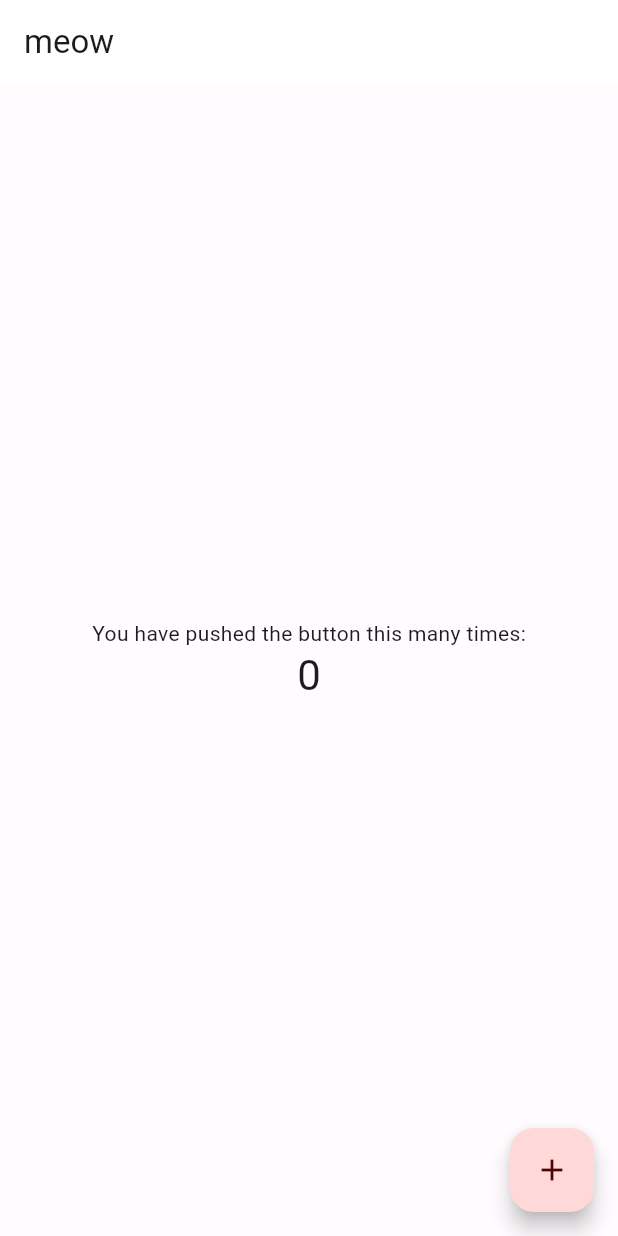
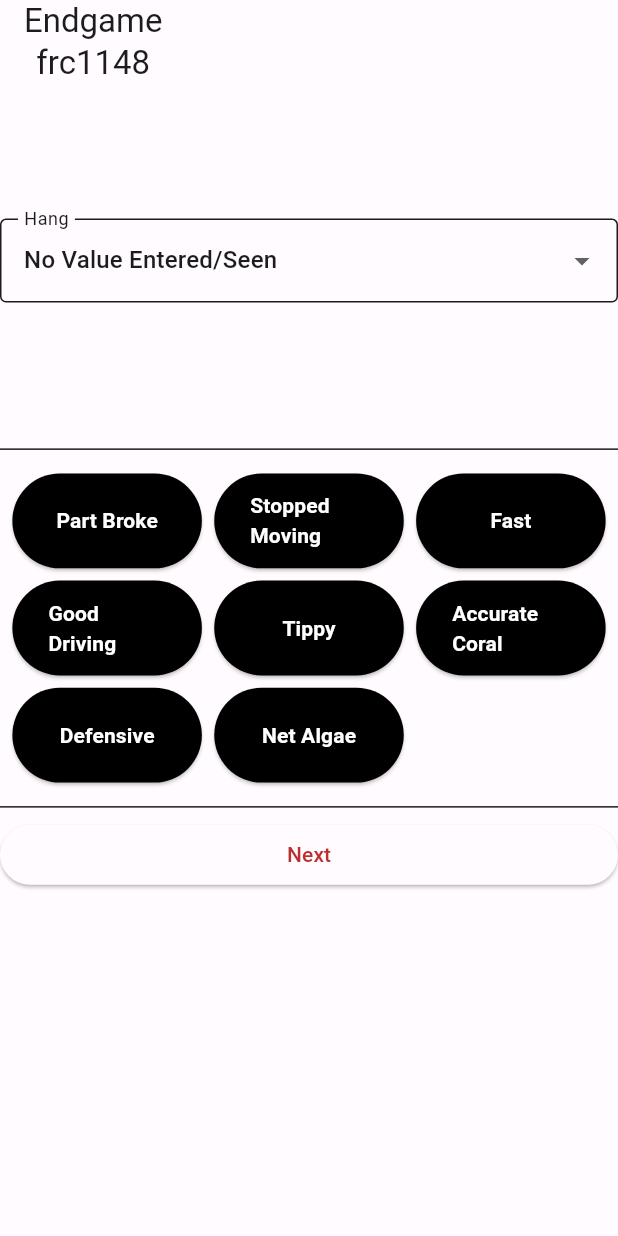
Before and after one commit to Ambitious-Jay/frc-scouting-demo, a Flutter app: the screen it shows after launch, on a phone screen of 412 x 824 dp. Run offline on Flutter 3.47's test engine with Material 3 defaults, Android fonts, the light colour scheme and no system bars.

Commit message:
initalized endgamePage
Has a dropdown menu for endgame status and a gridview of buttons to keep track a preset notes

```diff
--- /dev/null
+++ b/lib/endgame.dart
@@ -0,0 +1,178 @@
+import 'package:flutter/material.dart';
+// import 'entrance.dart';
+// import 'sheets_helper.dart';
+// import 'auto_form.dart' as af;
+// import 'teleop_form.dart' as tf;
+import 'color_scheme.dart';
+
+String Hang = "";
+
+Map<String, bool> presets = <String, bool>{
+  'Part Broke': false,
+  'Stopped Moving': false,
+  'Fast': false,
+  'Good Driving': false,
+  'Tippy': false,
+  'Accurate Coral': false,
+  'Defensive': false,
+  'Net Algae': false
+};
+
+List<String> keys = presets.keys.toList();
+
+class Endgame extends StatefulWidget {
+  const Endgame({super.key, required this.teamName});
+  final String teamName;
+  @override
+  State<Endgame> createState() => _Endgame();
+}
+
+class _Endgame extends State<Endgame> {
+  Future<void> _submitSection() async {
+    try {
+      // print(robotBreak);
+      // final sheet = await SheetsHelper.sheetSetup("App results");
+
+      // final firstRow = [defensive, tippiness, robotBreak, tip];
+      // print(robotBreak);
+      // if (widget.teamName.contains("frc")){
+      //   await sheet!.values.insertRowByKey (widget.teamName, firstRow, fromColumn: 14);
+      // }
+      // else{
+      //   await sheet!.values.insertRowByKey (id, firstRow, fromColumn: 14);
+      // }
+      // //await sheet!.values.insertRowByKey (widget.teamName, firstRow, fromColumn: 13);
+    } catch (e) {
+      print('Error: $e');
+    }
+  }
+
+  String id = "";
+
+  @override
+  Widget build(BuildContext context) {
+    double height = MediaQuery.of(context).size.height;
+    double width = MediaQuery.of(context).size.width;
+    return Scaffold(
+      appBar: AppBar(
+        title: Column(
+          children: [
+            const Text("Endgame"),
+            Text(widget.teamName),
+          ],
+        ),
+      ),
+      body: Center(
+        child: ListView(
+          children: [
+            SizedBox(
+              height: height / 3.5,
+              child: Center(
+                child: DropdownButtonFormField<String>(
+                  value: "No Value Entered/Seen",
+                  onChanged: (String? value) {
+                    Hang = value!;
+                  },
+                  decoration: const InputDecoration(
+                    labelText: 'Hang',
+                    border: OutlineInputBorder(),
+                  ),
+                  items: [
+                    'Deep Cage',
+                    'Shallow Cage',
+                    'Failed Deep Cage',
+                    'Failed Shallow Cage',
+                    'Did Not Try',
+                    "No Value Entered/Seen"
+                  ].map<DropdownMenuItem<String>>((String value) {
+                    return DropdownMenuItem<String>(
+                      value: value,
+                      child: Text(value),
+                    );
+                  }).toList(),
+                ),
+              ),
+            ),
+
+            const Divider(),
+
+            SingleChildScrollView(
+              child: GridView.builder(
+              shrinkWrap: true,
+              padding: EdgeInsets.all(width / 50),
+              gridDelegate: SliverGridDelegateWithFixedCrossAxisCount(
+                crossAxisCount: 3,
+                childAspectRatio: 2.0,
+                crossAxisSpacing: width / 50,
+                mainAxisSpacing: width / 50,
+              ),
+              itemCount: keys.length,
+              itemBuilder: (context, index) {
+                String key = keys[index];
+                bool value = presets[key]!;
+
+                return ElevatedButton(
+                  onPressed: () {
+                    setState(() {
+                      presets[key] = !value;
+                    });
+                  },
+                  style: ButtonStyle(
+                    backgroundColor: WidgetStateProperty.all(
+                      value ? Colors.red : Colors.black,
+                    ),
+                  ),
+                  child: Text(
+                    key,
+                    style: TextStyle(
+                      color: Colors.white,
+                      fontWeight: FontWeight.bold,
+                    ),
+                  ),
+                );
+              },
+            )),
+
+            const Divider(),
+
+            ElevatedButton(
+              onPressed: () async {
+                // await _submitSection();
+                // setState(() {
+                //   Navigator.push(
+                //     context,
+                //     MaterialPageRoute
+                //     (
+                //       builder: (context) => Entrance(onThemeChanged: (newTheme) {
+                //     })
+                //     )
+                //   );
+                // });
+
+            //     af.autoPath = "";
+
+            //     tf.speakerPoints.value = 0;
+            //     tf.speakerAmpedCounter.value = 0;
+            //     tf.speakerNotAmpedCounter.value = 0;
+            //     tf.ampPoints.value = 0;
+            //     tf.trapPoints.value = 0;
+            //     tf.missedS.value = 0;
+            //     tf.missedA.value = 0;
+            //     tf.missedT.value = 0;
+            //     tf.tryParkTele = false;
+            //     tf.messUpParkTele = false;
+
+            //     tippiness = 0;
+            //     tip = false;
+            //     defensive = false;
+            //     robotBreak = false;
+
+              },
+              child: const Text("Next", style: TextStyle(color: colors.myOnPrimary)),
+            )
+          ],
+        ),
+      ),
+    );
+  }
+}
--- a/lib/main.dart
+++ b/lib/main.dart
@@ -1,5 +1,6 @@
 import 'package:flutter/material.dart';
 import 'package:frc1148_2025_scouting_app/color_scheme.dart';
+import 'package:frc1148_2025_scouting_app/endgame.dart';
 
 void main() {
   runApp(const MyApp());
@@ -22,14 +23,15 @@ class _MainAppState extends State<MyApp> {
       theme: ThemeData.from(colorScheme: lightColorScheme),
       darkTheme: ThemeData.from(colorScheme: darkColorScheme),
       themeMode: themeMode,
-      home: MyHomePage(
-        onThemeChanged: (ThemeMode mode) {
-          setState(() {
-            themeMode = mode;
-          });
-        },
-        title: "meow",
-      ),
+      home: Endgame(teamName: "frc1148"),
+      // home: MyHomePage(
+      //   onThemeChanged: (ThemeMode mode) {
+      //     setState(() {
+      //       themeMode = mode;
+      //     });
+      //   },
+      //   title: "meow",
+      // ),
     );
   }
 }
```
Also changed, not shown: 1 other file.
